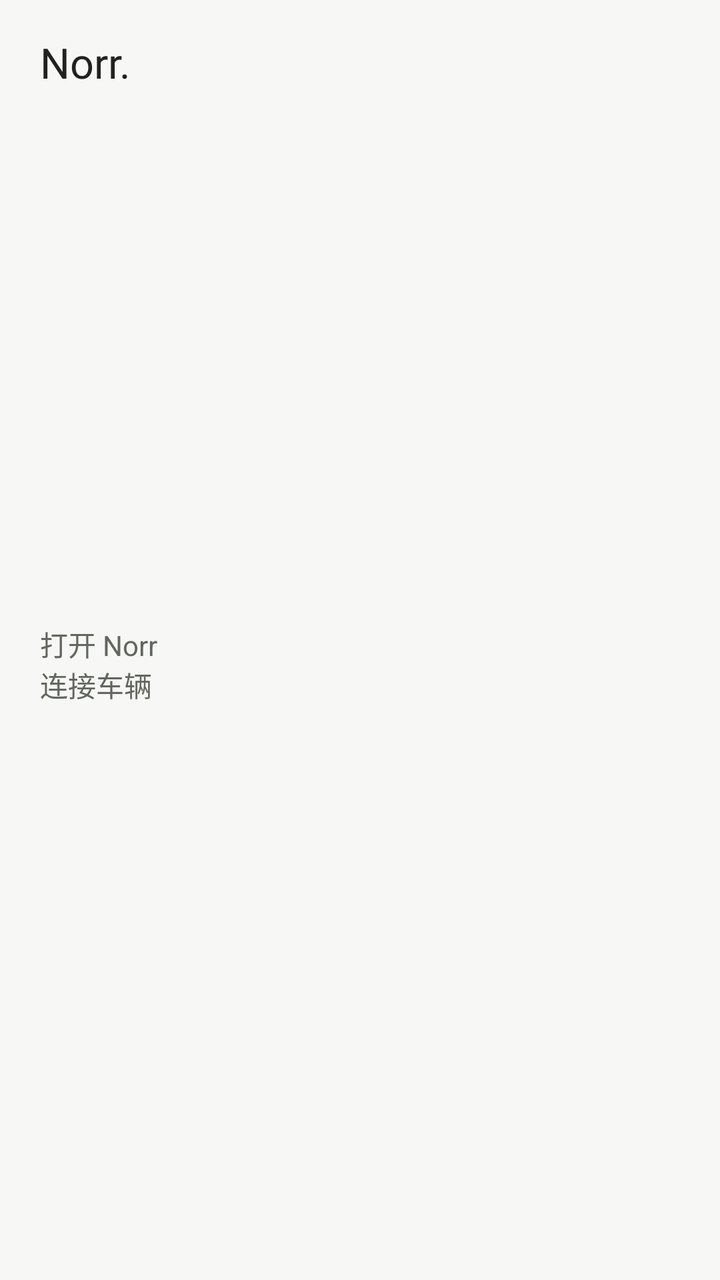
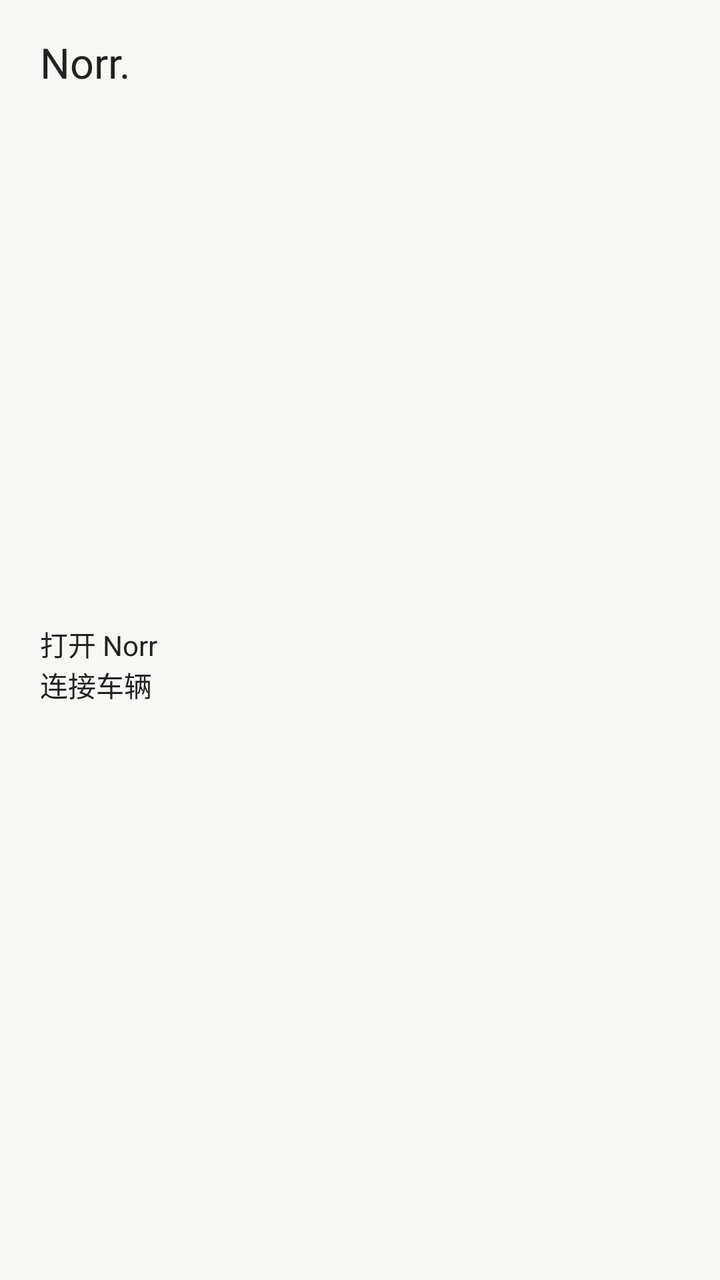

Screens rendered from an Android XML layout before and after an edit, with the pre-edit source and the edit as a unified diff.
<!-- AndroidManifest.xml: application theme Theme.norr -->
<!-- res/layout/norr_widget_small.xml -->
<?xml version="1.0" encoding="utf-8"?>
<LinearLayout xmlns:android="http://schemas.android.com/apk/res/android"
    android:id="@+id/widget_root" android:layout_width="match_parent" android:layout_height="match_parent"
    android:orientation="vertical" android:padding="20dp" android:background="@drawable/widget_background_light">
    <TextView android:id="@+id/widget_brand" android:layout_width="match_parent" android:layout_height="wrap_content"
        android:fontFamily="@font/archivo" android:text="Norr." android:textSize="21sp" android:textColor="#20221F" android:includeFontPadding="false" />
    <TextView android:id="@+id/widget_empty" android:layout_width="match_parent" android:layout_height="0dp" android:layout_weight="1"
        android:gravity="center_vertical" android:text="打开 Norr\n连接车辆" android:textSize="14sp" android:textColor="#62665E" />
    <LinearLayout android:id="@+id/widget_content" android:layout_width="match_parent" android:layout_height="0dp"
        android:layout_weight="1" android:orientation="vertical" android:visibility="gone">
        <TextView android:layout_width="1dp" android:layout_height="0dp" android:layout_weight="1" android:importantForAccessibility="no" />
        <TextView android:id="@+id/widget_battery" android:layout_width="match_parent" android:layout_height="wrap_content"
            android:fontFamily="@font/archivo" android:textSize="32sp" android:includeFontPadding="false" android:maxLines="1" android:ellipsize="end" />
        <ProgressBar android:id="@+id/widget_battery_bar" style="?android:attr/progressBarStyleHorizontal"
            android:layout_width="match_parent" android:layout_height="3dp" android:layout_marginTop="5dp" android:layout_marginBottom="6dp"
            android:progressDrawable="@drawable/widget_battery" android:importantForAccessibility="no" />
        <TextView android:id="@+id/widget_range" android:layout_width="match_parent" android:layout_height="wrap_content"
            android:textSize="12sp" android:maxLines="1" android:includeFontPadding="false" />
        <TextView android:layout_width="1dp" android:layout_height="0dp" android:layout_weight="1" android:importantForAccessibility="no" />
        <LinearLayout android:layout_width="match_parent" android:layout_height="wrap_content" android:orientation="horizontal" android:layout_marginTop="6dp">
            <TextView android:id="@+id/widget_lock" android:layout_width="0dp" android:layout_weight="1" android:layout_height="wrap_content"
                android:textSize="10sp" android:maxLines="1" android:includeFontPadding="false" />
            <TextView android:id="@+id/widget_time" android:layout_width="wrap_content" android:layout_height="wrap_content"
                android:textSize="10sp" android:maxLines="1" android:includeFontPadding="false" />
        </LinearLayout>
    </LinearLayout>
</LinearLayout>
<!-- resources referenced by this layout -->
<resources>
  <!-- drawable widget_background_light (drawable) -->
  <shape xmlns:android="http://schemas.android.com/apk/res/android"><solid android:color="#F7F7F5"/><corners android:radius="24dp"/></shape>
  <!-- drawable widget_battery (drawable) -->
  <layer-list xmlns:android="http://schemas.android.com/apk/res/android">
      <item android:id="@android:id/background"><shape><solid android:color="#6062665E"/></shape></item>
      <item android:id="@android:id/progress"><clip><shape><solid android:color="#F38446"/></shape></clip></item>
  </layer-list>
  <style name="Theme.norr" parent="Theme.Material3.DayNight.NoActionBar">
          <item name="colorPrimary">@color/norr_accent</item>
          <item name="colorSurface">@color/norr_surface</item>
          <item name="colorOnSurface">@color/norr_text</item>
          <item name="android:windowBackground">@color/norr_surface</item>
      </style>
  <color name="norr_accent">#A1481B</color>
  <color name="norr_surface">#F7F7F5</color>
  <color name="norr_text">#20221F</color>
</resources>

<!-- the commit's change to res/layout/norr_widget_small.xml (unified diff, before → after) -->
@@ -1,27 +1,27 @@
 <?xml version="1.0" encoding="utf-8"?>
 <LinearLayout xmlns:android="http://schemas.android.com/apk/res/android"
     android:id="@+id/widget_root" android:layout_width="match_parent" android:layout_height="match_parent"
-    android:orientation="vertical" android:padding="20dp" android:background="@drawable/widget_background_light">
+    android:orientation="vertical" android:padding="20dp" android:background="@drawable/widget_background_system">
     <TextView android:id="@+id/widget_brand" android:layout_width="match_parent" android:layout_height="wrap_content"
-        android:fontFamily="@font/archivo" android:text="Norr." android:textSize="21sp" android:textColor="#20221F" android:includeFontPadding="false" />
+        android:fontFamily="@font/archivo" android:text="Norr." android:textSize="21sp" android:includeFontPadding="false" android:textColor="@color/widget_ink" />
     <TextView android:id="@+id/widget_empty" android:layout_width="match_parent" android:layout_height="0dp" android:layout_weight="1"
-        android:gravity="center_vertical" android:text="打开 Norr\n连接车辆" android:textSize="14sp" android:textColor="#62665E" />
+        android:gravity="center_vertical" android:text="打开 Norr\n连接车辆" android:textSize="14sp" android:textColor="@color/widget_ink" />
     <LinearLayout android:id="@+id/widget_content" android:layout_width="match_parent" android:layout_height="0dp"
         android:layout_weight="1" android:orientation="vertical" android:visibility="gone">
         <TextView android:layout_width="1dp" android:layout_height="0dp" android:layout_weight="1" android:importantForAccessibility="no" />
         <TextView android:id="@+id/widget_battery" android:layout_width="match_parent" android:layout_height="wrap_content"
-            android:fontFamily="@font/archivo" android:textSize="32sp" android:includeFontPadding="false" android:maxLines="1" android:ellipsize="end" />
+            android:fontFamily="@font/archivo" android:textSize="32sp" android:includeFontPadding="false" android:maxLines="1" android:ellipsize="end" android:textColor="@color/widget_ink" />
         <ProgressBar android:id="@+id/widget_battery_bar" style="?android:attr/progressBarStyleHorizontal"
             android:layout_width="match_parent" android:layout_height="3dp" android:layout_marginTop="5dp" android:layout_marginBottom="6dp"
             android:progressDrawable="@drawable/widget_battery" android:importantForAccessibility="no" />
         <TextView android:id="@+id/widget_range" android:layout_width="match_parent" android:layout_height="wrap_content"
-            android:textSize="12sp" android:maxLines="1" android:includeFontPadding="false" />
+            android:textSize="12sp" android:maxLines="1" android:includeFontPadding="false" android:textColor="@color/widget_ink" />
         <TextView android:layout_width="1dp" android:layout_height="0dp" android:layout_weight="1" android:importantForAccessibility="no" />
         <LinearLayout android:layout_width="match_parent" android:layout_height="wrap_content" android:orientation="horizontal" android:layout_marginTop="6dp">
             <TextView android:id="@+id/widget_lock" android:layout_width="0dp" android:layout_weight="1" android:layout_height="wrap_content"
-                android:textSize="10sp" android:maxLines="1" android:includeFontPadding="false" />
+                android:textSize="10sp" android:maxLines="1" android:includeFontPadding="false" android:textColor="@color/widget_muted" />
             <TextView android:id="@+id/widget_time" android:layout_width="wrap_content" android:layout_height="wrap_content"
-                android:textSize="10sp" android:maxLines="1" android:includeFontPadding="false" />
+                android:textSize="10sp" android:maxLines="1" android:includeFontPadding="false" android:textColor="@color/widget_muted" />
         </LinearLayout>
     </LinearLayout>
 </LinearLayout>
<!-- resource entries referenced after the edit -->
@@ -1,7 +1,9 @@
 <!-- resources referenced by this layout -->
 <resources>
-  <!-- drawable widget_background_light (drawable) -->
-  <shape xmlns:android="http://schemas.android.com/apk/res/android"><solid android:color="#F7F7F5"/><corners android:radius="24dp"/></shape>
+  <color name="widget_ink">#20221F</color>
+  <color name="widget_muted">#62665E</color>
+  <!-- drawable widget_background_system (drawable) -->
+  <shape xmlns:android="http://schemas.android.com/apk/res/android"><solid android:color="@color/widget_background"/><corners android:radius="24dp"/></shape>
   <!-- drawable widget_battery (drawable) -->
   <layer-list xmlns:android="http://schemas.android.com/apk/res/android">
       <item android:id="@android:id/background"><shape><solid android:color="#6062665E"/></shape></item>
@@ -13,6 +15,7 @@
           <item name="colorOnSurface">@color/norr_text</item>
           <item name="android:windowBackground">@color/norr_surface</item>
       </style>
+  <color name="widget_background">#F7F7F5</color>
   <color name="norr_accent">#A1481B</color>
   <color name="norr_surface">#F7F7F5</color>
   <color name="norr_text">#20221F</color>
